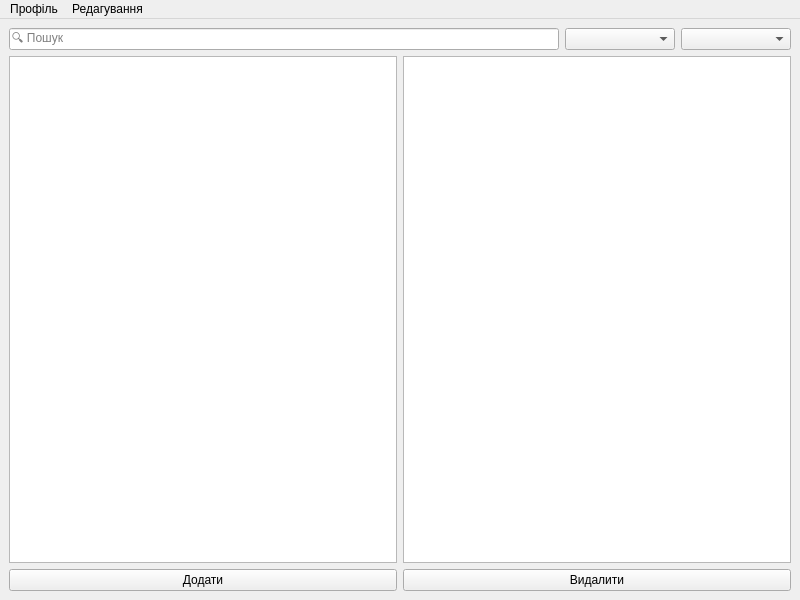
Old version of the form PhotoJournalistAdminPanel/AdminPanel/adminpanel.ui in the repository Vakulex/CourseWork.
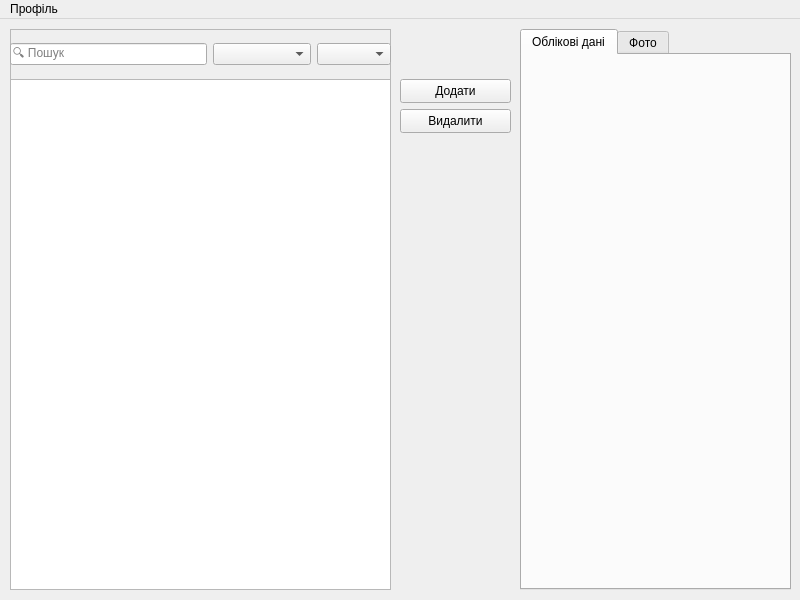
New version of the form.

The edit to the form file:
```diff
--- a/PhotoJournalistAdminPanel/AdminPanel/adminpanel.ui
+++ b/PhotoJournalistAdminPanel/AdminPanel/adminpanel.ui
@@ -10,6 +10,18 @@
     <height>600</height>
    </rect>
   </property>
+  <property name="minimumSize">
+   <size>
+    <width>800</width>
+    <height>600</height>
+   </size>
+  </property>
+  <property name="maximumSize">
+   <size>
+    <width>800</width>
+    <height>600</height>
+   </size>
+  </property>
   <property name="cursor">
    <cursorShape>ArrowCursor</cursorShape>
   </property>
@@ -17,76 +29,56 @@
    <string>Photo Journalist Admin Panel</string>
   </property>
   <widget class="QWidget" name="centralwidget">
-   <layout class="QGridLayout" name="gridLayout_2">
-    <item row="0" column="0">
-     <layout class="QVBoxLayout" name="verticalLayout">
-      <item>
-       <layout class="QHBoxLayout" name="horizontalLayout_2" stretch="0,0,0">
-        <item>
-         <widget class="QLineEdit" name="SearchLineEdit">
-          <property name="maximumSize">
-           <size>
-            <width>550</width>
-            <height>16777215</height>
-           </size>
-          </property>
-          <property name="placeholderText">
-           <string>🔍 Пошук</string>
-          </property>
-         </widget>
-        </item>
-        <item>
-         <widget class="QComboBox" name="FilterComboBox">
-          <property name="sizePolicy">
-           <sizepolicy hsizetype="Preferred" vsizetype="Fixed">
-            <horstretch>0</horstretch>
-            <verstretch>0</verstretch>
-           </sizepolicy>
-          </property>
-          <property name="placeholderText">
-           <string>Фільтри</string>
-          </property>
-         </widget>
-        </item>
-        <item>
-         <widget class="QComboBox" name="SortingComboBox">
-          <property name="sizePolicy">
-           <sizepolicy hsizetype="Preferred" vsizetype="Fixed">
-            <horstretch>0</horstretch>
-            <verstretch>0</verstretch>
-           </sizepolicy>
-          </property>
-          <property name="currentText">
-           <string/>
-          </property>
-          <property name="placeholderText">
-           <string>Сортування</string>
-          </property>
-         </widget>
-        </item>
-       </layout>
-      </item>
-      <item>
-       <layout class="QHBoxLayout" name="horizontalLayout_3">
-        <property name="spacing">
-         <number>6</number>
-        </property>
-        <property name="sizeConstraint">
-         <enum>QLayout::SetMinAndMaxSize</enum>
-        </property>
-        <item>
-         <layout class="QVBoxLayout" name="verticalLayout_4" stretch="0">
-          <property name="spacing">
-           <number>0</number>
-          </property>
-          <property name="sizeConstraint">
-           <enum>QLayout::SetMaximumSize</enum>
-          </property>
-          <property name="rightMargin">
-           <number>0</number>
-          </property>
-          <item>
+   <widget class="QPushButton" name="AddButton">
+    <property name="geometry">
+     <rect>
+      <x>400</x>
+      <y>60</y>
+      <width>111</width>
+      <height>24</height>
+     </rect>
+    </property>
+    <property name="text">
+     <string>Додати</string>
+    </property>
+   </widget>
+   <widget class="QPushButton" name="DeleteButton">
+    <property name="geometry">
+     <rect>
+      <x>400</x>
+      <y>90</y>
+      <width>111</width>
+      <height>24</height>
+     </rect>
+    </property>
+    <property name="text">
+     <string>Видалити</string>
+    </property>
+   </widget>
+   <widget class="QFrame" name="frame">
+    <property name="geometry">
+     <rect>
+      <x>10</x>
+      <y>10</y>
+      <width>381</width>
+      <height>561</height>
+     </rect>
+    </property>
+    <property name="frameShape">
+     <enum>QFrame::StyledPanel</enum>
+    </property>
+    <property name="frameShadow">
+     <enum>QFrame::Raised</enum>
+    </property>
            <widget class="QTableView" name="UsersTable">
+     <property name="geometry">
+      <rect>
+       <x>0</x>
+       <y>50</y>
+       <width>381</width>
+       <height>511</height>
+      </rect>
+     </property>
             <property name="sizePolicy">
              <sizepolicy hsizetype="Expanding" vsizetype="Expanding">
               <horstretch>100</horstretch>
@@ -127,58 +119,84 @@
              <number>15</number>
             </attribute>
            </widget>
-          </item>
-         </layout>
-        </item>
-        <item>
-         <layout class="QVBoxLayout" name="verticalLayout_3">
-          <property name="spacing">
-           <number>0</number>
-          </property>
-          <property name="sizeConstraint">
-           <enum>QLayout::SetNoConstraint</enum>
-          </property>
-          <property name="leftMargin">
-           <number>0</number>
-          </property>
-          <item>
-           <widget class="QListView" name="ObjectsList">
-            <property name="sizeIncrement">
-             <size>
-              <width>1</width>
-              <height>1</height>
-             </size>
-            </property>
-            <property name="resizeMode">
-             <enum>QListView::Adjust</enum>
-            </property>
-           </widget>
-          </item>
-         </layout>
-        </item>
-       </layout>
-      </item>
-      <item>
+    <widget class="QWidget" name="horizontalLayoutWidget">
+     <property name="geometry">
+      <rect>
+       <x>0</x>
+       <y>0</y>
+       <width>381</width>
+       <height>51</height>
+      </rect>
+     </property>
        <layout class="QHBoxLayout" name="horizontalLayout">
         <item>
-         <widget class="QPushButton" name="AddButton">
-          <property name="text">
-           <string>Додати</string>
-          </property>
+       <widget class="QLineEdit" name="SearchLineEdit">
+        <property name="maximumSize">
+         <size>
+          <width>550</width>
+          <height>16777215</height>
+         </size>
+        </property>
+        <property name="placeholderText">
+         <string>🔍 Пошук</string>
+        </property>
          </widget>
         </item>
         <item>
-         <widget class="QPushButton" name="DeleteButton">
-          <property name="text">
-           <string>Видалити</string>
-          </property>
-         </widget>
-        </item>
-       </layout>
+       <widget class="QComboBox" name="SortingComboBox">
+        <property name="sizePolicy">
+         <sizepolicy hsizetype="Preferred" vsizetype="Fixed">
+          <horstretch>0</horstretch>
+          <verstretch>0</verstretch>
+         </sizepolicy>
+        </property>
+        <property name="currentText">
+         <string/>
+        </property>
+        <property name="placeholderText">
+         <string>Сортування</string>
+        </property>
+       </widget>
+      </item>
+      <item>
+       <widget class="QComboBox" name="FilterComboBox">
+        <property name="sizePolicy">
+         <sizepolicy hsizetype="Preferred" vsizetype="Fixed">
+          <horstretch>0</horstretch>
+          <verstretch>0</verstretch>
+         </sizepolicy>
+        </property>
+        <property name="placeholderText">
+         <string>Фільтри</string>
+        </property>
+       </widget>
       </item>
      </layout>
-    </item>
-   </layout>
+    </widget>
+   </widget>
+   <widget class="QTabWidget" name="tabWidget">
+    <property name="geometry">
+     <rect>
+      <x>520</x>
+      <y>10</y>
+      <width>271</width>
+      <height>561</height>
+     </rect>
+    </property>
+    <property name="currentIndex">
+     <number>0</number>
+    </property>
+    <widget class="QWidget" name="OrderDataTab">
+     <attribute name="title">
+      <string>Облікові дані</string>
+     </attribute>
+    </widget>
+    <widget class="QWidget" name="PhotoTab">
+     <attribute name="title">
+      <string>Фото</string>
+     </attribute>
+    </widget>
+   </widget>
   </widget>
   <widget class="QMenuBar" name="menubar">
    <property name="geometry">
@@ -189,34 +207,12 @@
      <height>21</height>
     </rect>
    </property>
-   <widget class="QMenu" name="EditMenu">
-    <property name="title">
-     <string>Редагування</string>
-    </property>
-    <addaction name="SaveAction"/>
-    <addaction name="OptionsAction"/>
-   </widget>
    <widget class="QMenu" name="ProfileMenu">
-    <property name="sizePolicy">
-     <sizepolicy hsizetype="Expanding" vsizetype="Expanding">
-      <horstretch>0</horstretch>
-      <verstretch>0</verstretch>
-     </sizepolicy>
-    </property>
-    <property name="font">
-     <font>
-      <pointsize>9</pointsize>
-     </font>
-    </property>
-    <property name="tearOffEnabled">
-     <bool>false</bool>
-    </property>
     <property name="title">
      <string>Профіль</string>
     </property>
    </widget>
    <addaction name="ProfileMenu"/>
-   <addaction name="EditMenu"/>
   </widget>
   <action name="SaveAction">
    <property name="text">
```
Left out of the diff: 9 changed lines with no effect on the pictures. Lines whose indentation alone changed are shown as unchanged.
